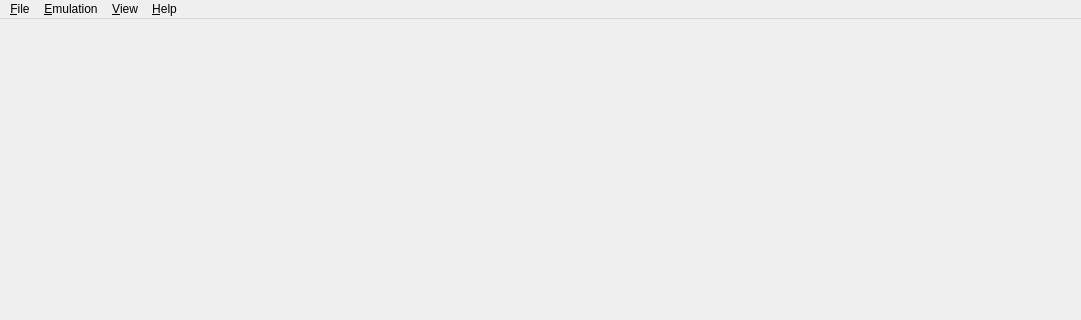
Old version of the form src/citra_qt/main.ui in the repository taken2009/citra9; both pictures show x 0 to 1081 and y 0 to 320 of the 1081 by 730 pixel window.
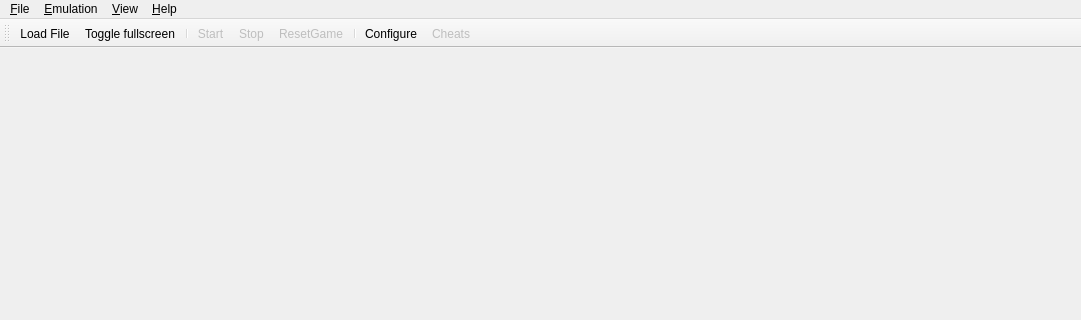
New version of the form. Icons and pictures are not drawn.

Commit message: [Qt] toolbar #2950

Diff of the .ui file:
```diff
--- a/src/citra_qt/main.ui
+++ b/src/citra_qt/main.ui
@@ -117,6 +117,38 @@
    <addaction name="menu_View"/>
    <addaction name="menu_Help"/>
   </widget>
+    <widget class="QToolBar" name="toolbar">
+      <property name="enabled">
+        <bool>true</bool>
+      </property>
+      <property name="windowTitle">
+        <string>Toolbar</string>
+      </property>
+      <property name="iconSize">
+        <size>
+          <width>35</width>
+          <height>30</height>
+        </size>
+      </property>
+      <property name="floatable">
+        <bool>false</bool>
+      </property>
+      <attribute name="toolBarArea">
+        <enum>TopToolBarArea</enum>
+      </attribute>
+      <attribute name="toolBarBreak">
+        <bool>false</bool>
+      </attribute>
+      <addaction name="action_Toolbar_Load_File"/>
+      <addaction name="action_Toolbar_Toggle_Fullscreen"/>
+      <addaction name="separator"/>
+      <addaction name="action_Toolbar_Start_Pause"/>
+      <addaction name="action_Toolbar_Stop"/>
+      <addaction name="action_Toolbar_Reset"/>
+      <addaction name="separator"/>
+      <addaction name="action_Toolbar_Configure"/>
+      <addaction name="action_Toolbar_Cheats"/>
+    </widget>
   <action name="action_Load_File">
    <property name="text">
     <string>Load File...</string>
@@ -221,6 +253,112 @@
     <string>Create Pica Surface Viewer</string>
    </property>
   </action>
+    <action name="action_Toolbar_Load_File">
+      <property name="icon">
+        <iconset resource="../../dist/toolbar_icons/toolbar_icons.qrc">
+          <normaloff>:/toolbar_icons/rc/load_file.png</normaloff>:/toolbar_icons/rc/load_file.png
+        </iconset>
+      </property>
+      <property name="text">
+        <string>Load File...</string>
+      </property>
+      <property name="toolTip">
+        <string>Load File </string>
+      </property>
+    </action>
+    <action name="action_Toolbar_Toggle_Fullscreen">
+      <property name="icon">
+        <iconset resource="../../dist/toolbar_icons/toolbar_icons.qrc">
+          <normaloff>:/toolbar_icons/rc/fullscreen.png</normaloff>:/toolbar_icons/rc/fullscreen.png
+        </iconset>
+      </property>
+      <property name="text">
+        <string>Toggle fullscreen</string>
+      </property>
+      <property name="toolTip">
+        <string>Toggle fullscreen</string>
+      </property>
+    </action>
+    <action name="action_Toolbar_Start_Pause">
+      <property name="enabled">
+        <bool>false</bool>
+      </property>
+      <property name="icon">
+        <iconset resource="../../dist/toolbar_icons/toolbar_icons.qrc">
+          <normaloff>:/toolbar_icons/rc/start.png</normaloff>:/toolbar_icons/rc/start.png
+        </iconset>
+      </property>
+      <property name="text">
+        <string>Start</string>
+      </property>
+      <property name="toolTip">
+        <string>Start emulation</string>
+      </property>
+    </action>
+    <action name="action_Toolbar_Stop">
+      <property name="enabled">
+        <bool>false</bool>
+      </property>
+      <property name="icon">
+        <iconset resource="../../dist/toolbar_icons/toolbar_icons.qrc">
+          <normaloff>:/toolbar_icons/rc/stop.png</normaloff>:/toolbar_icons/rc/stop.png
+        </iconset>
+      </property>
+      <property name="text">
+        <string>Stop</string>
+      </property>
+      <property name="toolTip">
+        <string>Stop emulation</string>
+      </property>
+    </action>
+    <action name="action_Toolbar_Reset">
+      <property name="enabled">
+        <bool>false</bool>
+      </property>
+      <property name="icon">
+        <iconset resource="../../dist/toolbar_icons/toolbar_icons.qrc">
+          <normaloff>:/toolbar_icons/rc/reset.png</normaloff>:/toolbar_icons/rc/reset.png
+        </iconset>
+      </property>
+      <property name="text">
+        <string>ResetGame</string>
+      </property>
+      <property name="toolTip">
+        <string>ResetGame</string>
+      </property>
+    </action>
+    <action name="action_Toolbar_Configure">
+      <property name="enabled">
+        <bool>true</bool>
+      </property>
+      <property name="icon">
+        <iconset resource="../../dist/toolbar_icons/toolbar_icons.qrc">
+          <normaloff>:/toolbar_icons/rc/configure.png</normaloff>:/toolbar_icons/rc/configure.png
+        </iconset>
+      </property>
+      <property name="text">
+        <string>Configure</string>
+      </property>
+      <property name="toolTip">
+        <string>Configure</string>
+      </property>
+    </action>
+    <action name="action_Toolbar_Cheats">
+      <property name="enabled">
+        <bool>false</bool>
+      </property>
+      <property name="icon">
+        <iconset resource="../../dist/toolbar_icons/toolbar_icons.qrc">
+          <normaloff>:/toolbar_icons/rc/cheats.png</normaloff>:/toolbar_icons/rc/cheats.png
+        </iconset>
+      </property>
+      <property name="text">
+        <string>Cheats</string>
+      </property>
+      <property name="toolTip">
+        <string>Cheats</string>
+      </property>
+    </action>
   <action name="action_Unload_Translation">
    <property name="text">
     <string>English</string>
```
Left out of the diff: 14 changed lines with no effect on the pictures. The commit also changes 14 other files.
